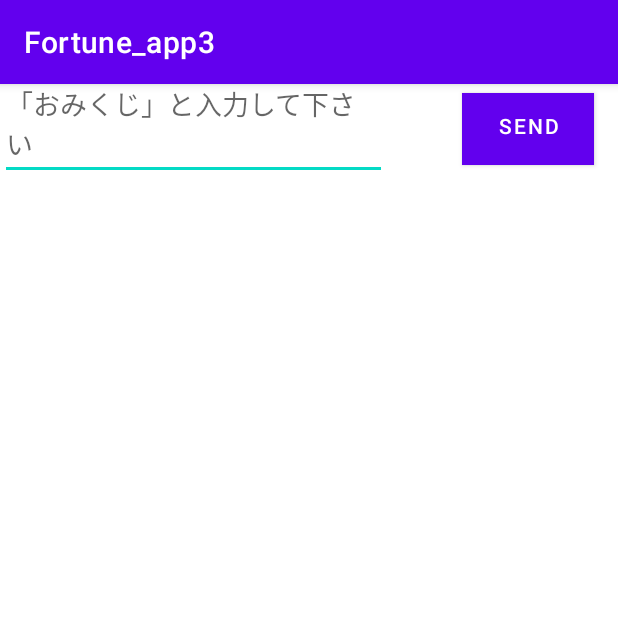
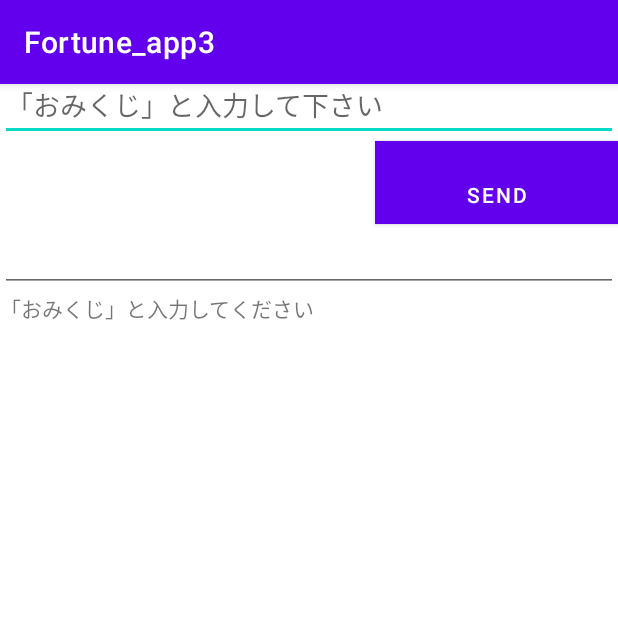
Before and after one commit to KeyHaru0225/Fortune_app3, an Android app: the screen it shows after launch (MainActivity), after a tap on "SEND", on a phone screen of 412 x 824 dp, the top half of it. Run offline under Robolectric (Android 15) with nearby library versions, the phone set to English and light mode, and no system bars.

Commit message:
とりあえず完成？

```diff
--- a/app/src/main/java/to/msn/wings/fortune_app3/MainActivity.java
+++ b/app/src/main/java/to/msn/wings/fortune_app3/MainActivity.java
@@ -7,8 +7,10 @@ import android.widget.Button;
 import android.widget.TextView;
 import android.widget.Toast;
 import android.widget.EditText;
+import android.widget.LinearLayout;
 
 import java.util.Date;
+import java.util.Random;
 
 // TODO 画面固定を追加　済
 // TODO トースト表示「おみくじと入力して下さい」を追加 済
@@ -25,47 +27,38 @@ public class MainActivity extends AppCompatActivity {
 
     // ボタンクリック時の処理定義
     @Override
-    protected void onCreate(Bundle savedInstanceState) {
-        super.onCreate(savedInstanceState);
-        setContentView(R.layout.activity_main);
-        Button btn = findViewById(R.id.btnCurrent);
-        btn.setOnClickListener(
-                new View.OnClickListener() {
-                    @Override
-                    public void onClick(View view) {
-                        TextView txt = findViewById(R.id.txtResult);
-                        txt.setText(answer);
-                    }
-                }
-        );
-        // ラムダ式
-        btn.setOnClickListener(view -> {
-            TextView txt = findViewById(R.id.txtResult);
-            txt.setText(answer);
-        });
-    }
-
-
-    // おみくじ
-    private EditText mInputMessage;
-    private Button mSendMessage;
-    private TextView mUserMessage;
-    private String answer;
-
-    // Toast表示  //ボタンをクリックしたら表示される
-    public void btnCurrent_onClick(View view) {
+    protected void onCreate(Bundle savedInstanceState) {  //  135
+        super.onCreate(savedInstanceState); //135
+        setContentView(R.layout.activity_main); //135
 
         mInputMessage = (EditText) findViewById(R.id.user_message); //ユーザーが入力するフィールド
         mSendMessage = (Button) findViewById(R.id.btnCurrent);      //SENDボタン
         mUserMessage = (TextView) findViewById(R.id.txtResult);  //ユーザーが入力した内容
+        mCpuMessage = (TextView) findViewById(R.id.cpu_message); //コンピューターからの応答
+    }
+
+    // おみくじ
+    private EditText mInputMessage; //135
+    private Button mSendMessage;
+    private TextView mUserMessage;
+    private TextView mCpuMessage;
+
+
+    public void btnCurrent_onClick(View view) { //147
+        EditText txtName = findViewById(R.id.user_message);
+        TextView txtResult = findViewById(R.id.txtResult);
+
+
 
         // TextView txt = findViewById(R.id.user_message);
         //        txt.setText(toastMessage);
-        if(view.equals(mSendMessage)) {
+        if(view.equals(mSendMessage)) { //147
             // SENDボタンが押された時の処理
-            String inputText = mInputMessage.getText().toString();
+            String inputText = mInputMessage.getText().toString(); //147
+            String answer; //147
 
-            mUserMessage.setText(inputText);
+
+            mUserMessage.setText(inputText); //147
             if (inputText.contains("おみくじ")) {
                 double random = Math.random() * 5d;
                 if (random < 1d) {
@@ -80,14 +73,34 @@ public class MainActivity extends AppCompatActivity {
                     answer = "大吉";
                 }
             } else {
-                System.out.println("「おみくじ」と入力して下さい");
+                answer = "「おみくじ」と入力してください";
             }
+            mCpuMessage.setText(answer);
+            mInputMessage.setText("");
+
+
         }
+        // Toast表示  //ボタンをクリックしたら表示される
         String toastMessage = "良い結果は出ましたか？";
         Toast toast = Toast.makeText(
                 MainActivity.this, toastMessage, Toast.LENGTH_LONG);
         toast.show();
     }
+        //Button btn = findViewById(R.id.btnCurrent);
+        //btn.setOnClickListener(
+                //new View.OnClickListener() {
+                    //public void btnCurrent_onClick(View view) {
+                        //TextView txt = findViewById(R.id.txtResult);
+                        //txt.setText(answer);
+                    //}
+                //}
+        //);
+
+
+
+
+
+
 
     // 画面が破棄される前に状態を保存
     @Override
--- a/app/src/main/res/layout/activity_main.xml
+++ b/app/src/main/res/layout/activity_main.xml
@@ -1,5 +1,5 @@
 <?xml version="1.0" encoding="utf-8"?>
-<LinearLayout xmlns:android="http://schemas.android.com/apk/res/android"
+<TableLayout xmlns:android="http://schemas.android.com/apk/res/android"
     xmlns:tools="http://schemas.android.com/tools"
     android:orientation="horizontal"
     android:layout_width="match_parent"
@@ -16,20 +16,31 @@
 
         <Button
             android:id="@+id/btnCurrent"
-        android:layout_width="wrap_content"
+            android:layout_width="293dp"
             android:layout_height="wrap_content"
-        android:layout_marginLeft="50dp"
+            android:layout_marginStart="250dp"
+            android:layout_marginLeft="250dp"
             android:layout_marginTop="0dp"
             android:layout_marginRight="0dp"
             android:background="#696969"
             android:onClick="btnCurrent_onClick"
-        android:paddingTop="0dp"
-        android:text="@string/btnCurrent" />
+            android:paddingTop="20dp"
+            android:text="SEND" />
+
+    <EditText
+        android:id="@+id/txtResult"
+        android:layout_width="58dp"
+        android:layout_height="wrap_content"
+        android:layout_margiRight="100dp"
+        android:layout_gravity="left"
+        android:text="" />
 
     <TextView
-        android:id="@+id/txtResult"
-        android:layout_width="258dp"
-        android:layout_height="wrap_content"
-        android:text="@string/hello_world" />
-
-</LinearLayout>
+        android:id="@+id/cpu_message"
+        android:layout_width="158dp"
+        android:layout_height="36dp"
+        android:layout_gravity="right"
+        android:layout_marginTop="0dp"
+        android:paddingTop="0dp"
+        android:text="" />
+</TableLayout>
```
Lines whose indentation alone changed are shown as unchanged.
